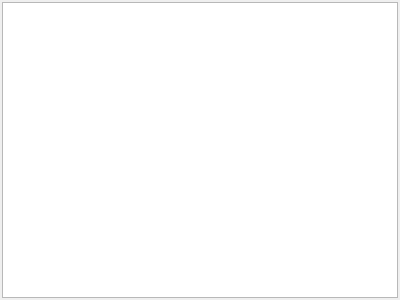
The window that Crystal Software (Qt)/FixedUI_DEMO/ParamViewer.ui (yyx112358/Crystal-Software-Platform) describes before a commit, drawn with Qt 5.
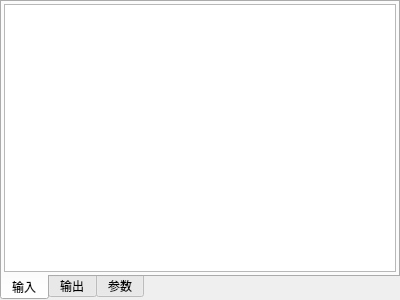
The same window after the commit. Custom widgets are drawn as their Qt base class.

Commit message: 从原来程序中抄下了ParamView相关代码，可实现Mat的显示

Diff of the .ui file:
```diff
--- a/Crystal Software (Qt)/FixedUI_DEMO/ParamViewer.ui
+++ b/Crystal Software (Qt)/FixedUI_DEMO/ParamViewer.ui
@@ -16,22 +16,107 @@
   <widget class="QWidget" name="widget">
    <layout class="QHBoxLayout" name="horizontalLayout">
     <property name="spacing">
-     <number>2</number>
+     <number>0</number>
     </property>
     <property name="leftMargin">
-     <number>2</number>
+     <number>0</number>
     </property>
     <property name="topMargin">
-     <number>2</number>
+     <number>0</number>
     </property>
     <property name="rightMargin">
-     <number>2</number>
+     <number>0</number>
     </property>
     <property name="bottomMargin">
-     <number>2</number>
+     <number>0</number>
     </property>
     <item>
-     <widget class="ParamView" name="paramView"/>
+     <widget class="QTabWidget" name="tabWidget">
+      <property name="tabPosition">
+       <enum>QTabWidget::South</enum>
+      </property>
+      <property name="tabShape">
+       <enum>QTabWidget::Rounded</enum>
+      </property>
+      <property name="currentIndex">
+       <number>0</number>
+      </property>
+      <widget class="QWidget" name="tab_Input">
+       <attribute name="title">
+        <string>输入</string>
+       </attribute>
+       <layout class="QHBoxLayout" name="horizontalLayout_2">
+        <property name="spacing">
+         <number>2</number>
+        </property>
+        <property name="leftMargin">
+         <number>2</number>
+        </property>
+        <property name="topMargin">
+         <number>2</number>
+        </property>
+        <property name="rightMargin">
+         <number>2</number>
+        </property>
+        <property name="bottomMargin">
+         <number>2</number>
+        </property>
+        <item>
+         <widget class="ParamView" name="paramView_Input"/>
+        </item>
+       </layout>
+      </widget>
+      <widget class="QWidget" name="tab_Output">
+       <attribute name="title">
+        <string>输出</string>
+       </attribute>
+       <layout class="QHBoxLayout" name="horizontalLayout_4">
+        <property name="spacing">
+         <number>2</number>
+        </property>
+        <property name="leftMargin">
+         <number>2</number>
+        </property>
+        <property name="topMargin">
+         <number>2</number>
+        </property>
+        <property name="rightMargin">
+         <number>2</number>
+        </property>
+        <property name="bottomMargin">
+         <number>2</number>
+        </property>
+        <item>
+         <widget class="ParamView" name="paramView_Output"/>
+        </item>
+       </layout>
+      </widget>
+      <widget class="QWidget" name="tab_Param">
+       <attribute name="title">
+        <string>参数</string>
+       </attribute>
+       <layout class="QHBoxLayout" name="horizontalLayout_3">
+        <property name="spacing">
+         <number>2</number>
+        </property>
+        <property name="leftMargin">
+         <number>2</number>
+        </property>
+        <property name="topMargin">
+         <number>2</number>
+        </property>
+        <property name="rightMargin">
+         <number>2</number>
+        </property>
+        <property name="bottomMargin">
+         <number>2</number>
+        </property>
+        <item>
+         <widget class="ParamView" name="paramView_Param"/>
+        </item>
+       </layout>
+      </widget>
+     </widget>
     </item>
    </layout>
   </widget>
```
The commit also changes 11 other files.
